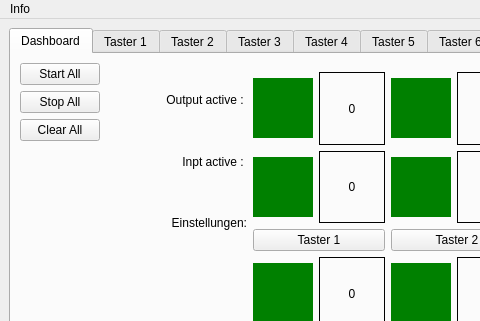
Above: Forms/TikTak.ui from joey9D/TicTac-Dashboard before the change; both pictures show x 0 to 480 and y 0 to 321 of the 828 by 487 pixel window. Below: the same form after it.
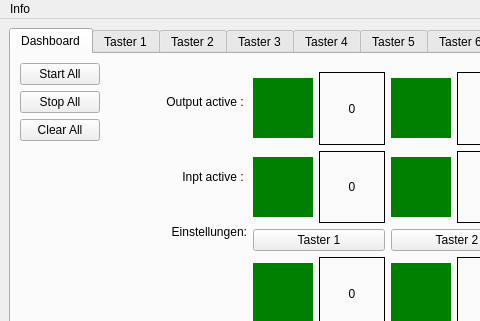
That is the form after the change. The open tabs and pages were chosen to show the change. Custom widgets are drawn as their Qt base class.

What changed in the file:
```diff
--- a/Forms/TikTak.ui
+++ b/Forms/TikTak.ui
@@ -29,6 +29,11 @@
         <verstretch>0</verstretch>
        </sizepolicy>
       </property>
+      <property name="font">
+       <font>
+        <pointsize>9</pointsize>
+       </font>
+      </property>
       <property name="tabletTracking">
        <bool>false</bool>
       </property>
@@ -192,6 +197,22 @@
              </item>
              <item row="0" column="0">
               <layout class="QVBoxLayout" name="vL_Led1_5">
+               <item>
+                <spacer name="verticalSpacer_4">
+                 <property name="orientation">
+                  <enum>Qt::Orientation::Vertical</enum>
+                 </property>
+                 <property name="sizeType">
+                  <enum>QSizePolicy::Policy::Fixed</enum>
+                 </property>
+                 <property name="sizeHint" stdset="0">
+                  <size>
+                   <width>20</width>
+                   <height>10</height>
+                  </size>
+                 </property>
+                </spacer>
+               </item>
                <item>
                 <widget class="QLabel" name="lbl_Output_Active">
                  <property name="text">
@@ -202,6 +223,22 @@
                  </property>
                 </widget>
                </item>
+               <item>
+                <spacer name="verticalSpacer_3">
+                 <property name="orientation">
+                  <enum>Qt::Orientation::Vertical</enum>
+                 </property>
+                 <property name="sizeType">
+                  <enum>QSizePolicy::Policy::Fixed</enum>
+                 </property>
+                 <property name="sizeHint" stdset="0">
+                  <size>
+                   <width>20</width>
+                   <height>30</height>
+                  </size>
+                 </property>
+                </spacer>
+               </item>
                <item>
                 <widget class="QLabel" name="lbl_Input_active">
                  <property name="text">
@@ -212,6 +249,22 @@
                  </property>
                 </widget>
                </item>
+               <item>
+                <spacer name="verticalSpacer_5">
+                 <property name="orientation">
+                  <enum>Qt::Orientation::Vertical</enum>
+                 </property>
+                 <property name="sizeType">
+                  <enum>QSizePolicy::Policy::Fixed</enum>
+                 </property>
+                 <property name="sizeHint" stdset="0">
+                  <size>
+                   <width>20</width>
+                   <height>10</height>
+                  </size>
+                 </property>
+                </spacer>
+               </item>
                <item>
                 <widget class="QLabel" name="lbl_Settings">
                  <property name="text">
```
Left out of the diff: 35 changed lines with no effect on the pictures.
